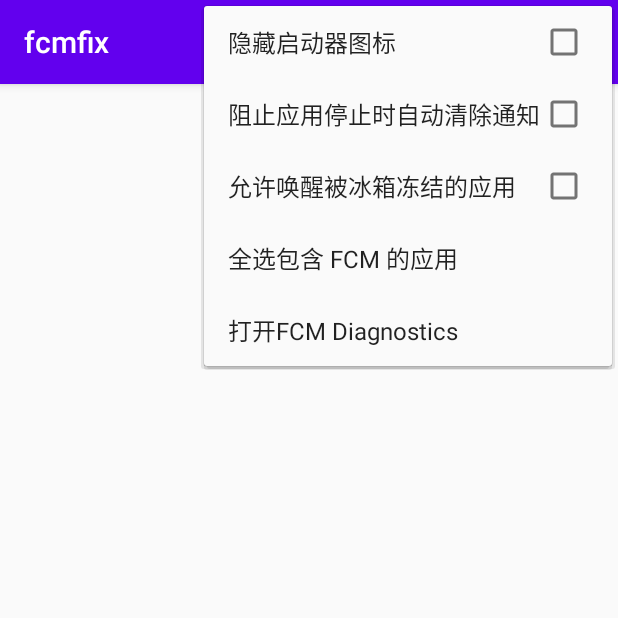
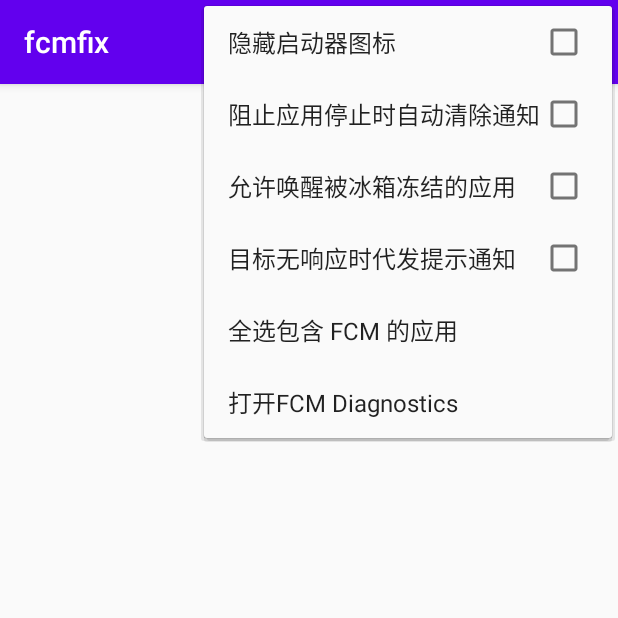
Before and after one commit to kooritea/fcmfix, an Android app: the screen it shows after launch (MainActivity), with the options menu open, on a phone screen of 412 x 824 dp, the top half of it. Run offline under Robolectric (Android 15) with nearby library versions, the phone set to English and light mode, and no system bars.

Commit message:
代发通知可在设置中开关

```diff
--- a/app/src/main/java/com/kooritea/fcmfix/MainActivity.java
+++ b/app/src/main/java/com/kooritea/fcmfix/MainActivity.java
@@ -218,6 +218,9 @@ public class MainActivity extends AppCompatActivity {
             if(this.config.isNull("includeIceBoxDisableApp")){
                 this.config.put("includeIceBoxDisableApp", false);
             }
+            if(this.config.isNull("noResponseNotification")){
+                this.config.put("noResponseNotification", false);
+            }
         } catch (IOException | JSONException e) {
             Log.e("onCreate",e.toString());
         }
@@ -258,6 +261,7 @@ public class MainActivity extends AppCompatActivity {
                 sharedPreferencesEditor.putStringSet("allowList", this.allowList);
                 sharedPreferencesEditor.putBoolean("disableAutoCleanNotification", this.config.getBoolean("disableAutoCleanNotification"));
                 sharedPreferencesEditor.putBoolean("includeIceBoxDisableApp", this.config.getBoolean("includeIceBoxDisableApp"));
+                sharedPreferencesEditor.putBoolean("noResponseNotification", this.config.getBoolean("noResponseNotification"));
                 sharedPreferencesEditor.commit();
             }
         } catch (Exception e) {
@@ -276,14 +280,13 @@ public class MainActivity extends AppCompatActivity {
 
     @Override
     public boolean onCreateOptionsMenu (Menu menu){
-        MenuItem isShowLauncherIconMenuItem = menu.add("隐藏启动器图标");
-        isShowLauncherIconMenuItem.setCheckable(true);
+        menu.add("隐藏启动器图标").setCheckable(true);
 
-        MenuItem disableAutoCleanNotificationMenuItem = menu.add("阻止应用停止时自动清除通知");
-        disableAutoCleanNotificationMenuItem.setCheckable(true);
+        menu.add("阻止应用停止时自动清除通知").setCheckable(true);
 
-        MenuItem includeIceBoxDisableAppMenuItem = menu.add("允许唤醒被冰箱冻结的应用");
-        includeIceBoxDisableAppMenuItem.setCheckable(true);
+        menu.add("允许唤醒被冰箱冻结的应用").setCheckable(true);
+
+        menu.add("目标无响应时代发提示通知").setCheckable(true);
 
         menu.add("全选包含 FCM 的应用");
 
@@ -312,8 +315,15 @@ public class MainActivity extends AppCompatActivity {
             includeIceBoxDisableAppMenuItem.setChecked(false);
         }
 
+        MenuItem noResponseNotificationMenuItem = menu.getItem(3);
+        try {
+            noResponseNotificationMenuItem.setChecked(this.config.getBoolean("noResponseNotification"));
+        } catch (JSONException e) {
+            noResponseNotificationMenuItem.setChecked(false);
+        }
 
-        MenuItem selectAllAppIncludeFcmMenuItem = menu.getItem(3);
+
+        MenuItem selectAllAppIncludeFcmMenuItem = menu.getItem(4);
         selectAllAppIncludeFcmMenuItem.setOnMenuItemClickListener(menuItem -> {
             for(AppInfo appInfo : appListAdapter.mAppList){
                 if(appInfo.includeFcm){
@@ -325,7 +335,7 @@ public class MainActivity extends AppCompatActivity {
             return false;
         });
 
-        MenuItem openFcmDiagnosticsMenuItem = menu.getItem(4);
+        MenuItem openFcmDiagnosticsMenuItem = menu.getItem(5);
         openFcmDiagnosticsMenuItem.setOnMenuItemClickListener(menuItem -> {
             Intent intent = new Intent(Intent.ACTION_VIEW);
             intent.addFlags(Intent.FLAG_ACTIVITY_NEW_TASK);
@@ -363,6 +373,14 @@ public class MainActivity extends AppCompatActivity {
                 Log.e("onOptionsItemSelected",e.toString());
             }
         }
+        if(menuItem.getTitle().equals("目标无响应时代发提示通知")){
+            try {
+                this.config.put("noResponseNotification", !menuItem.isChecked());
+                this.updateConfig();
+            } catch (JSONException e) {
+                Log.e("onOptionsItemSelected",e.toString());
+            }
+        }
         return true;
     }
 }
--- a/app/src/main/java/com/kooritea/fcmfix/XposedProvider.java
+++ b/app/src/main/java/com/kooritea/fcmfix/XposedProvider.java
@@ -65,6 +65,8 @@ public class XposedProvider extends ContentProvider {
         MatrixCursor data = new MatrixCursor(COLUMN_NAME);
         try{
             data.addRow(new Object[]{"disableAutoCleanNotification", config.isNull("disableAutoCleanNotification") ? "0" : (config.getBoolean("disableAutoCleanNotification") ? "1" : "0") });
+            data.addRow(new Object[]{"includeIceBoxDisableApp", config.isNull("includeIceBoxDisableApp") ? "0" : (config.getBoolean("includeIceBoxDisableApp") ? "1" : "0") });
+            data.addRow(new Object[]{"noResponseNotification", config.isNull("noResponseNotification") ? "0" : (config.getBoolean("noResponseNotification") ? "1" : "0") });
             JSONArray jsonAllowList = config.getJSONArray("allowList");
             for(int i = 0; i < jsonAllowList.length(); i++){
                 data.addRow(new Object[]{"allowList",jsonAllowList.getString(i)});
--- a/app/src/main/java/com/kooritea/fcmfix/xposed/BroadcastFix.java
+++ b/app/src/main/java/com/kooritea/fcmfix/xposed/BroadcastFix.java
@@ -150,7 +150,7 @@ public class BroadcastFix extends XposedModule {
                                 methodHookParam.args[finalAppOp_args_index] = 11;
                             }
                             intent.addFlags(Intent.FLAG_INCLUDE_STOPPED_PACKAGES);
-                            if (isIncludeIceBoxDisableApp() && !IceboxUtils.isAppEnabled(context, target)) {
+                            if (getBooleanConfig("includeIceBoxDisableApp",false) && !IceboxUtils.isAppEnabled(context, target)) {
                                 printLog("Waiting for IceBox to activate the app: " + target, true);
                                 methodHookParam.setResult(false);
                                 new Thread(() -> {
--- a/app/src/main/java/com/kooritea/fcmfix/xposed/KeepNotification.java
+++ b/app/src/main/java/com/kooritea/fcmfix/xposed/KeepNotification.java
@@ -79,7 +79,7 @@ public class KeepNotification extends XposedModule{
             XposedBridge.hookMethod(targetMethod,new XC_MethodHook() {
                 @Override
                 protected void beforeHookedMethod(MethodHookParam param) {
-                    if(isDisableAutoCleanNotification() && targetIsAllow((String) param.args[finalPkg_args_index])){
+                    if(getBooleanConfig("disableAutoCleanNotification",false) && targetIsAllow((String) param.args[finalPkg_args_index])){
                         int reason = (int)param.args[finalReason_args_index];
                         if(reason == NotificationListenerService.REASON_PACKAGE_CHANGED){
                             param.setResult(null);
--- a/app/src/main/java/com/kooritea/fcmfix/xposed/ReconnectManagerFix.java
+++ b/app/src/main/java/com/kooritea/fcmfix/xposed/ReconnectManagerFix.java
@@ -109,7 +109,7 @@ public class ReconnectManagerFix extends XposedModule {
                         int resultCode = (int)XposedHelpers.callMethod(methodHookParam.thisObject, "getResultCode");
                         Intent intent = (Intent)methodHookParam.args[1];
                         String packageName = intent.getPackage();
-                        if(resultCode != -1 && targetIsAllow(packageName)){
+                        if(resultCode != -1 && getBooleanConfig("noResponseNotification",false) && targetIsAllow(packageName)){
                             try{
                                 Intent notifyIntent = context.getPackageManager().getLaunchIntentForPackage(packageName);
                                 if(notifyIntent!=null){
```
Also changed, not shown: app/src/main/java/com/kooritea/fcmfix/xposed/XposedModule.java (+21 -24 lines).
